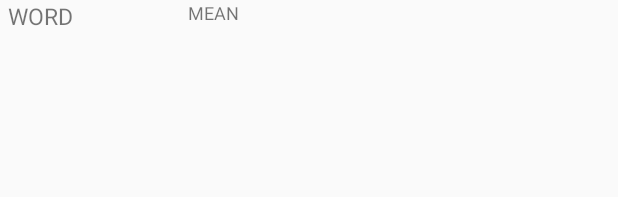
After one commit to EunHyeJung/ShutterWordBook, an Android app: the layout listview_custom.xml on its own in the app's theme, with its tools: preview values and no code run, on a phone screen of 412 x 824 dp. The commit adds this screen. Shown: the top 197 px of the screen. Run offline under Robolectric (Android 15) with nearby library versions, the phone set to English and light mode, and no system bars.

Commit message:
커스텀 리스트뷰 추가

```diff
--- /dev/null
+++ b/ShutterWordBook/app/src/main/res/layout/listview_custom.xml
@@ -0,0 +1,25 @@
+<?xml version="1.0" encoding="utf-8"?>
+<LinearLayout xmlns:android="http://schemas.android.com/apk/res/android"
+    android:orientation="horizontal"
+
+    android:layout_width="match_parent" android:layout_height="match_parent">
+
+
+    <TextView
+        android:layout_width="120dp"
+        android:layout_height="wrap_content"
+        android:text="WORD"
+        android:id="@+id/textView_word2"
+        android:textSize="15dp"
+        android:paddingLeft="5dp"
+        android:layout_gravity="center_horizontal" />
+
+    <TextView
+        android:layout_width="200dp"
+        android:layout_height="wrap_content"
+        android:text="MEAN"
+        android:id="@+id/textView_mean2"
+        android:textSize="12dp"
+        android:paddingLeft="5dp"
+        android:layout_gravity="center_horizontal" />
+</LinearLayout>
```
Also changed, not shown: ShutterWordBook/app/src/main/java/org/androidtown/shutterwordbook/Activity/ContentActivity.java (+38 -37 lines), ShutterWordBook/app/src/main/java/org/androidtown/shutterwordbook/Class/DataAdapter.java (added, +57 -0 lines), ShutterWordBook/app/src/main/java/org/androidtown/shutterwordbook/Class/ListViewItem.java (added, +20 -0 lines), ShutterWordBook/app/src/main/res/layout/activity_content.xml (+29 -11 lines), 1 other file.
